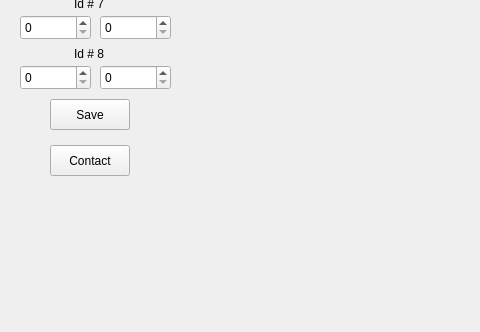
The window that mainwindow.ui (The-afroman/CS1C-qt-drawing-project) describes before a commit, drawn with Qt 5; both pictures show x 0 to 480 and y 361 to 693 of the 1296 by 693 pixel window.
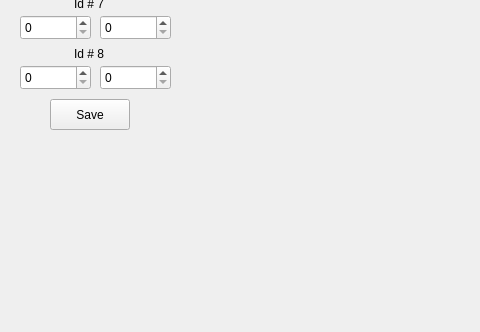
The same window after the commit.

Commit message: saving working, login working, contact us window displays

```diff
--- a/mainwindow.ui
+++ b/mainwindow.ui
@@ -351,19 +351,6 @@
       <string>Save</string>
      </property>
     </widget>
-    <widget class="QPushButton" name="pushButton_2">
-     <property name="geometry">
-      <rect>
-       <x>50</x>
-       <y>470</y>
-       <width>80</width>
-       <height>31</height>
-      </rect>
-     </property>
-     <property name="text">
-      <string>Contact</string>
-     </property>
-    </widget>
    </widget>
   </widget>
  </widget>
```
Left out of the diff: 2 changed lines with no effect on the pictures. The commit also changes 12 other files.
